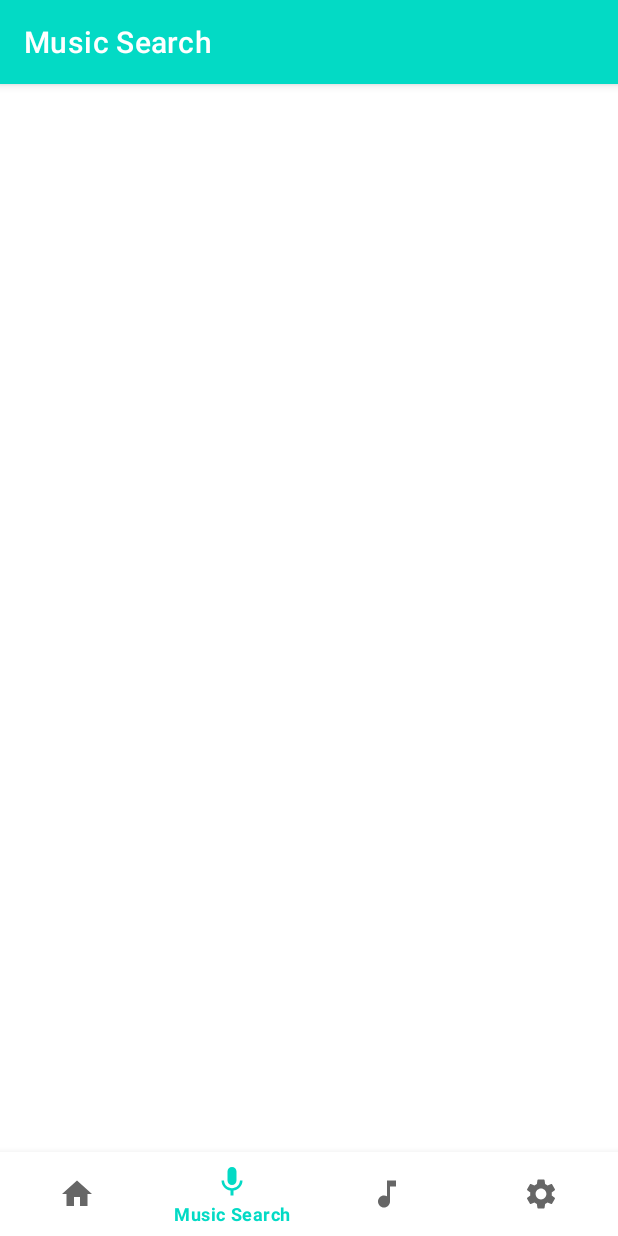
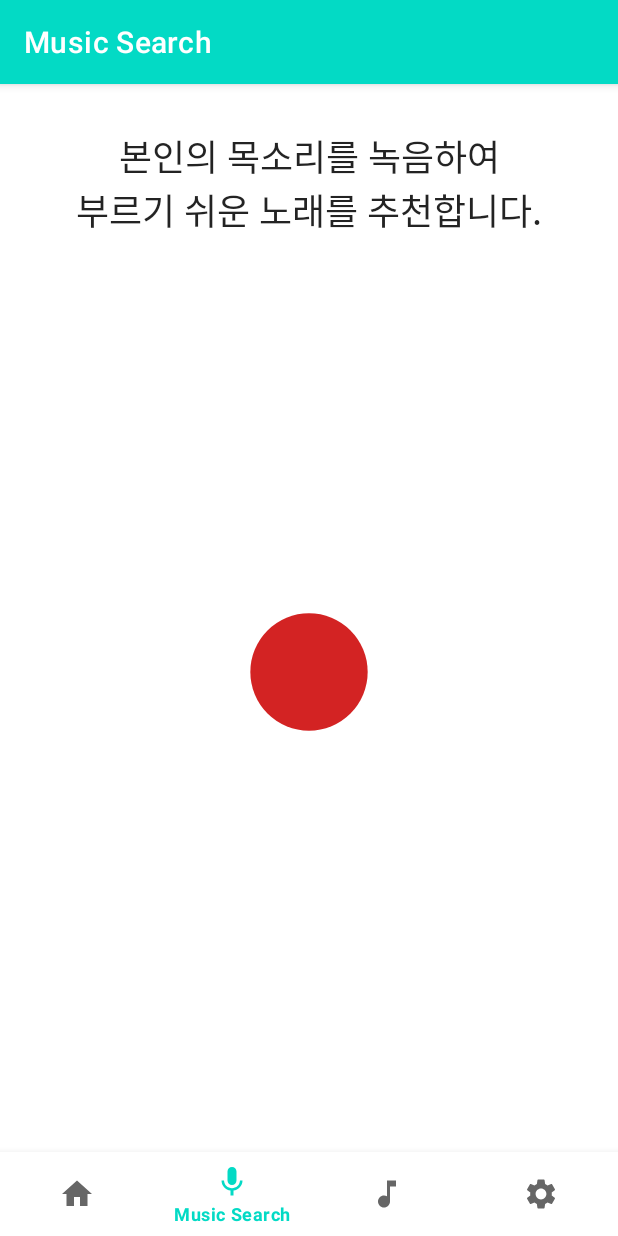
Before and after one commit to Rec-ommend/app_ui_improving, an Android app: the MsearchFragment screen opened through its navigation route, on a phone screen of 412 x 824 dp. Run offline under Robolectric (Android 15) with nearby library versions, the light colour scheme and no system bars; our stand-ins replace navigation-ui.

Commit message:
msearch..

```diff
--- /dev/null
+++ b/app/src/main/res/drawable/ic_baseline_fiber_manual_record_24.xml
@@ -0,0 +1,10 @@
+<vector xmlns:android="http://schemas.android.com/apk/res/android"
+    android:width="24dp"
+    android:height="24dp"
+    android:viewportWidth="24"
+    android:viewportHeight="24"
+    android:tint="@android:color/holo_red_dark">
+  <path
+      android:fillColor="@android:color/white"
+      android:pathData="M12,12m-8,0a8,8 0,1 1,16 0a8,8 0,1 1,-16 0"/>
+</vector>
--- a/app/src/main/res/layout/fragment_home.xml
+++ b/app/src/main/res/layout/fragment_home.xml
@@ -17,7 +17,7 @@
         android:background="@android:color/transparent"
         android:foreground="?attr/selectableItemBackground"
         android:scaleType="fitCenter"
-        android:src="@drawable/b1" />
+        android:src="@drawable/msearch_btn_img" />
 
     <ImageButton
         android:id="@+id/tsearch_btn"
@@ -27,6 +27,6 @@
         android:background="@android:color/transparent"
         android:foreground="?attr/selectableItemBackground"
         android:scaleType="fitCenter"
-        android:src="@drawable/b2" />
+        android:src="@drawable/tsearch_btn_img" />
 
 </LinearLayout>
--- a/app/src/main/res/layout/fragment_msearch.xml
+++ b/app/src/main/res/layout/fragment_msearch.xml
@@ -4,4 +4,70 @@
     xmlns:tools="http://schemas.android.com/tools"
     android:layout_width="match_parent"
     android:layout_height="match_parent"
-    tools:context=".ui.msearch.MsearchFragment"/>
+    tools:context=".ui.msearch.MsearchFragment">
+
+    <LinearLayout
+        android:layout_width="match_parent"
+        android:layout_height="match_parent"
+        android:gravity="center"
+        android:orientation="vertical"
+        android:padding="30dp"
+        android:weightSum="3">
+
+        <TextView
+            android:id="@+id/msearch_description"
+            android:layout_width="wrap_content"
+            android:layout_height="wrap_content"
+            android:layout_weight="1"
+            android:gravity="center_horizontal|top"
+            android:text="본인의 목소리를 녹음하여\n부르기 쉬운 노래를 추천합니다."
+            android:textColor="@color/black"
+            android:textSize="24sp" />
+
+        <LinearLayout
+            android:layout_width="match_parent"
+            android:layout_height="wrap_content"
+            android:layout_weight="1"
+            android:orientation="horizontal">
+
+            <Space
+                android:layout_width="match_parent"
+                android:layout_height="wrap_content"
+                android:layout_weight="1" />
+
+            <ImageButton
+                android:id="@+id/imageButton"
+                android:layout_width="match_parent"
+                android:layout_height="match_parent"
+                android:layout_weight="1"
+                android:background="@android:color/transparent"
+                android:scaleType="fitCenter"
+                android:src="@drawable/ic_baseline_fiber_manual_record_24" />
+
+            <Space
+                android:layout_width="match_parent"
+                android:layout_height="wrap_content"
+                android:layout_weight="1" />
+        </LinearLayout>
+
+        <Space
+            android:layout_width="match_parent"
+            android:layout_height="wrap_content"
+            android:layout_weight="1" />
+
+    </LinearLayout>
+
+    <ImageView
+        android:id="@+id/rec_overlay"
+        android:layout_width="0dp"
+        android:layout_height="0dp"
+        android:alpha="0.14"
+        android:src="@android:drawable/screen_background_light"
+        android:visibility="visible"
+        app:layout_constraintBottom_toBottomOf="parent"
+        app:layout_constraintEnd_toEndOf="parent"
+        app:layout_constraintStart_toStartOf="parent"
+        app:layout_constraintTop_toTopOf="parent"
+        tools:tint="#ff0000" />
+
+</androidx.constraintlayout.widget.ConstraintLayout>
--- a/app/src/main/res/values/strings.xml
+++ b/app/src/main/res/values/strings.xml
@@ -1,5 +1,5 @@
 <resources>
-    <string name="app_name">Rec_commend</string>
+    <string name="app_name">Rec.commend</string>
     <string name="title_home">Home</string>
     <string name="title_msearch">Music Search</string>
     <string name="title_tsearch">Tune Search</string>
```
Also changed, not shown: app/src/main/res/drawable/msearch_btn_img.png (renamed from app/src/main/res/drawable/b1.png), app/src/main/res/drawable/tsearch_btn_img.png (renamed from app/src/main/res/drawable/b2.png).
